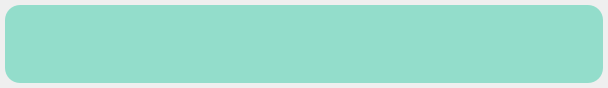
The window that qt/mainwindow.ui (rgoomes/Launcher) describes before a commit, drawn with Qt 5.
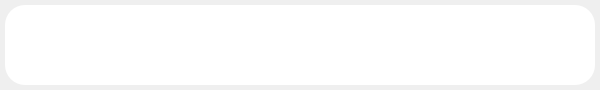
The same window after the commit.

What changed in the file:
```diff
--- a/qt/mainwindow.ui
+++ b/qt/mainwindow.ui
@@ -6,8 +6,8 @@
    <rect>
     <x>0</x>
     <y>0</y>
-    <width>608</width>
-    <height>88</height>
+    <width>600</width>
+    <height>90</height>
    </rect>
   </property>
   <property name="font">
@@ -37,10 +37,15 @@
     </property>
     <item>
      <widget class="QFrame" name="frame">
+      <property name="minimumSize">
+       <size>
+        <width>500</width>
+        <height>80</height>
+       </size>
+      </property>
       <property name="styleSheet">
-       <string notr="true">border-radius: 15px;
-background-color: rgba(10,196,149,0.4);
-</string>
+       <string notr="true">border-radius: 20px;
+background-color: rgba(255, 255, 255, 1);</string>
       </property>
       <property name="frameShape">
        <enum>QFrame::StyledPanel</enum>
```
